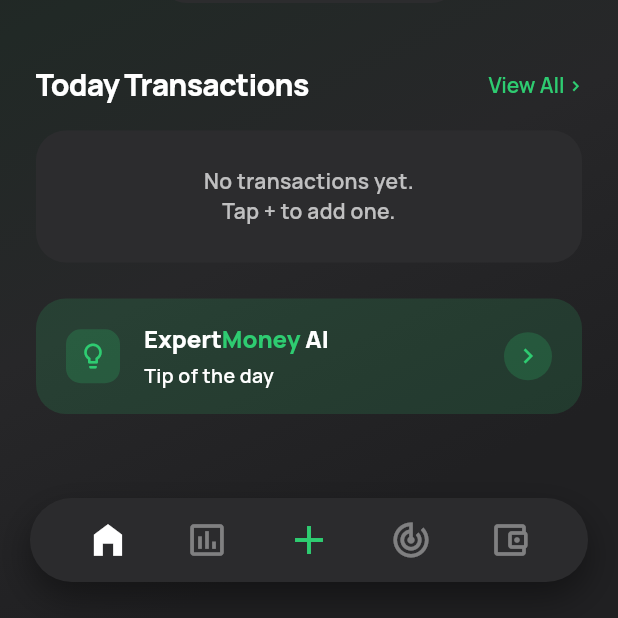
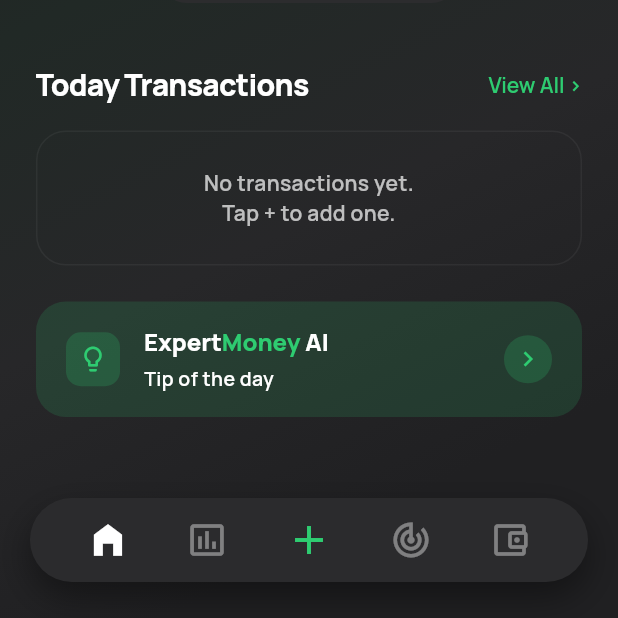
Before and after one commit to matasoo/ExpertMoneyApp, a Flutter app: the DashboardScreen screen opened by its route, on a phone screen of 412 x 824 dp, the part 618-1236 px from its top. Run offline on Flutter 3.47's test engine with Material 3 defaults, Android fonts, the phone set to English and light mode, and no system bars; drawn by our look-alikes of flutter_animate; our stand-ins replace cloud_firestore, firebase_auth, firebase_core, firebase_storage, fl_chart, flutter_dotenv and 8 more; accounts and stored records are empty; network calls fail.

Commit message:
style: make dashboard transactions container transparent

```diff
--- a/lib/features/dashboard/presentation/dashboard_screen.dart
+++ b/lib/features/dashboard/presentation/dashboard_screen.dart
@@ -512,8 +512,9 @@ class _DashboardScreenState extends ConsumerState<DashboardScreen> {
       return Container(
         padding: EdgeInsets.all(24),
         decoration: BoxDecoration(
-          color: Theme.of(context).colorScheme.surface,
+          color: Colors.transparent,
           borderRadius: BorderRadius.circular(20),
+          border: Border.all(color: Theme.of(context).colorScheme.onSurface.withValues(alpha: 0.05)),
         ),
         child: Center(
           child: Text(
@@ -527,8 +528,9 @@ class _DashboardScreenState extends ConsumerState<DashboardScreen> {
 
     return Container(
       decoration: BoxDecoration(
-        color: Theme.of(context).colorScheme.surface, // Very dark card background
+        color: Colors.transparent,
         borderRadius: BorderRadius.circular(20),
+        border: Border.all(color: Theme.of(context).colorScheme.onSurface.withValues(alpha: 0.05)),
       ),
       child: Column(
         children: transactions.take(2).toList().asMap().entries.map((entry) {
```
